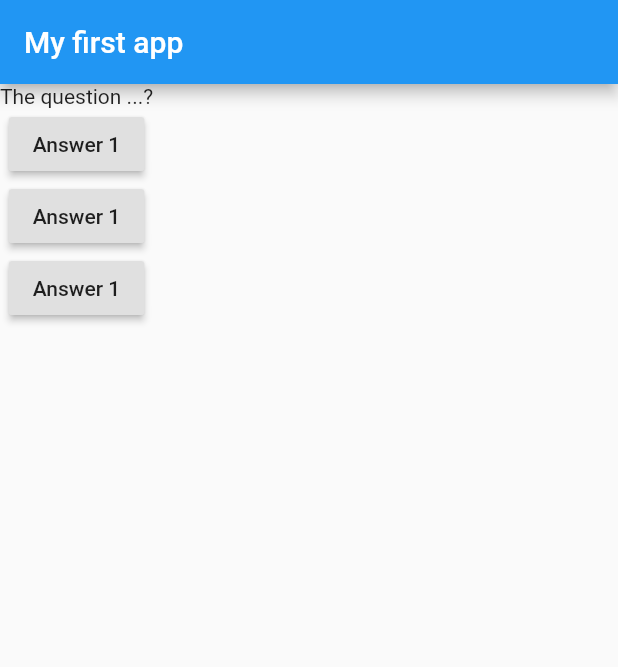
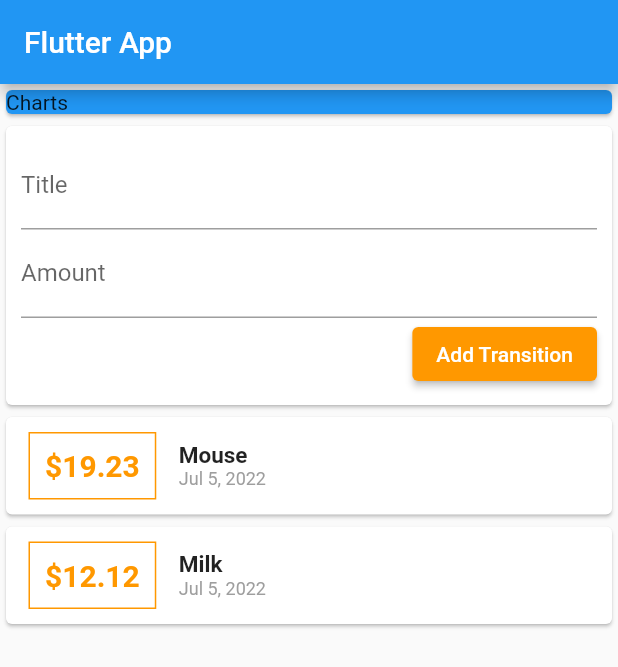
Before and after one commit to kirwa-KO/learn-flutter, a Flutter app: the screen it shows after launch, on a phone screen of 412 x 824 dp. Shown: the top 667 px of the screen. Run offline on Flutter 3.47's test engine with Material 2 defaults, Android fonts, the phone set to English and light mode, and no system bars.

Commit message:
add single child scroll vioew

```diff
--- a/lib/main.dart
+++ b/lib/main.dart
@@ -1,39 +1,40 @@
-import "package:flutter/material.dart";
+import 'package:flutter/material.dart';
+import './widgets/user_transition.dart';
 
-void main() {
-  runApp(MyApp());
+void main() => runApp(MyApp());
+
+class MyApp extends StatelessWidget {
+  @override
+  Widget build(BuildContext context) {
+    return MaterialApp(
+      title: 'Flutter App',
+      home: MyHomePage(),
+    );
+  }
 }
 
-class MyApp extends StatelessWidget {
-  void answerQuestion() {
-    print("answer choosenn!!!");
-  }
-
+class MyHomePage extends StatelessWidget {
   @override
   Widget build(BuildContext context) {
-    // return MaterialApp(home: Text("Hello World !!!"));
-    return MaterialApp(
-        home: Scaffold(
+    return Scaffold(
       appBar: AppBar(
-        title: Text("My first app"),
+        title: Text('Flutter App'),
       ),
-      body: Column(
-        children: [
-          Text("The question ...?"),
-          RaisedButton(
-            child: Text("Answer 1"),
-            onPressed: answerQuestion,
-          ),
-          RaisedButton(
-            child: Text("Answer 1"),
-            onPressed: answerQuestion,
-          ),
-          RaisedButton(
-            child: Text("Answer 1"),
-            onPressed: answerQuestion,
-          ),
-        ],
-      ),
-    ));
+      body: SingleChildScrollView(
+		child: Column(
+			mainAxisAlignment: MainAxisAlignment.start,
+			crossAxisAlignment: CrossAxisAlignment.start,
+			children: [
+			  Container(
+				width: double.infinity,
+				child: Card(
+				  color: Colors.blue,
+				  child: Text("Charts"),
+				),
+			  ),
+			  UserTransition()
+			]),
+	  ),
+    );
   }
 }
--- /dev/null
+++ b/lib/models/Transition.dart
@@ -0,0 +1,14 @@
+import "package:flutter/foundation.dart";
+
+class Transition {
+  final String id;
+  final String title;
+  final double amount;
+  final DateTime date;
+
+  Transition(
+      {@required this.id,
+      @required this.title,
+      @required this.amount,
+      @required this.date});
+}
--- /dev/null
+++ b/lib/widgets/new_transition.dart
@@ -0,0 +1,34 @@
+import 'package:flutter/material.dart';
+
+class NewTransition extends StatelessWidget {
+  final titleControler = TextEditingController();
+  final amountControler = TextEditingController();
+  final Function _submitTransition;
+
+  NewTransition(this._submitTransition);
+
+  Widget build(BuildContext ctx) {
+    return (Card(
+      child: Container(
+        padding: EdgeInsets.all(10),
+        child: Column(crossAxisAlignment: CrossAxisAlignment.end, children: [
+          TextField(
+            decoration: InputDecoration(labelText: "Title"),
+            controller: titleControler,
+          ),
+          TextField(
+            decoration: InputDecoration(labelText: "Amount"),
+            controller: amountControler,
+          ),
+          ElevatedButton(
+            onPressed: () {
+              this._submitTransition(titleControler.text, double.parse(amountControler.text));
+            },
+            child: Text("Add Transition"),
+            style: ElevatedButton.styleFrom(primary: Colors.orange),
+          )
+        ]),
+      ),
+    ));
+  }
+}
--- /dev/null
+++ b/lib/widgets/transition_list.dart
@@ -0,0 +1,48 @@
+import "package:flutter/material.dart";
+import 'package:intl/intl.dart';
+import 'package:intl/intl_standalone.dart';
+import '../models/Transition.dart';
+
+class TransitionList extends StatelessWidget {
+  final List<Transition> trans;
+  TransitionList(this.trans);
+
+  @override
+  Widget build(BuildContext context) {
+    return Container(
+      height: 300,
+      child: (Column(
+        children: this.trans.map((tran) {
+          return (Card(
+            child: Row(children: [
+              Container(
+                margin: EdgeInsets.symmetric(vertical: 10, horizontal: 15),
+                padding: EdgeInsets.all(10),
+                decoration: BoxDecoration(
+                    border: Border.all(color: Colors.orange, width: 1)),
+                child: Text('\$${tran.amount}',
+                    style: TextStyle(
+                        fontWeight: FontWeight.bold,
+                        fontSize: 20,
+                        color: Colors.orange)),
+              ),
+              Column(
+                crossAxisAlignment: CrossAxisAlignment.start,
+                children: [
+                  Text(
+                    tran.title,
+                    style: TextStyle(fontWeight: FontWeight.bold, fontSize: 15),
+                  ),
+                  Text(
+                    DateFormat.yMMMd().format(tran.date),
+                    style: TextStyle(fontSize: 12, color: Colors.grey),
+                  )
+                ],
+              )
+            ]),
+          ));
+        }).toList(),
+      )),
+    );
+  }
+}
--- /dev/null
+++ b/lib/widgets/user_transition.dart
@@ -0,0 +1,34 @@
+import 'package:flutter/material.dart';
+import '../models/Transition.dart';
+import './new_transition.dart';
+import './transition_list.dart';
+
+class UserTransition extends StatefulWidget {
+  @override
+  State<UserTransition> createState() => _UserTransitionState();
+}
+
+class _UserTransitionState extends State<UserTransition> {
+  final List<Transition> trans = [
+    Transition(id: "t1", title: 'Mouse', amount: 19.23, date: DateTime.now()),
+    Transition(id: "t2", title: 'Milk', amount: 12.12, date: DateTime.now()),
+  ];
+
+  void _addNewTransition(String txTitle, double txAmount) {
+    final newTran = Transition(
+        id: DateTime.now().toString(),
+        title: txTitle,
+        amount: txAmount,
+        date: DateTime.now());
+    setState(() {
+      trans.add(newTran);
+    });
+  }
+
+  @override
+  Widget build(BuildContext context) {
+    return (Column(
+      children: [NewTransition(_addNewTransition), TransitionList(this.trans)],
+    ));
+  }
+}
--- a/pubspec.yaml
+++ b/pubspec.yaml
@@ -23,6 +23,7 @@ environment:
 dependencies:
   flutter:
     sdk: flutter
+  intl: ^0.17.0
 
 
   # The following adds the Cupertino Icons font to your application.
```
Also changed, not shown: pubspec.lock, 4 other files.
